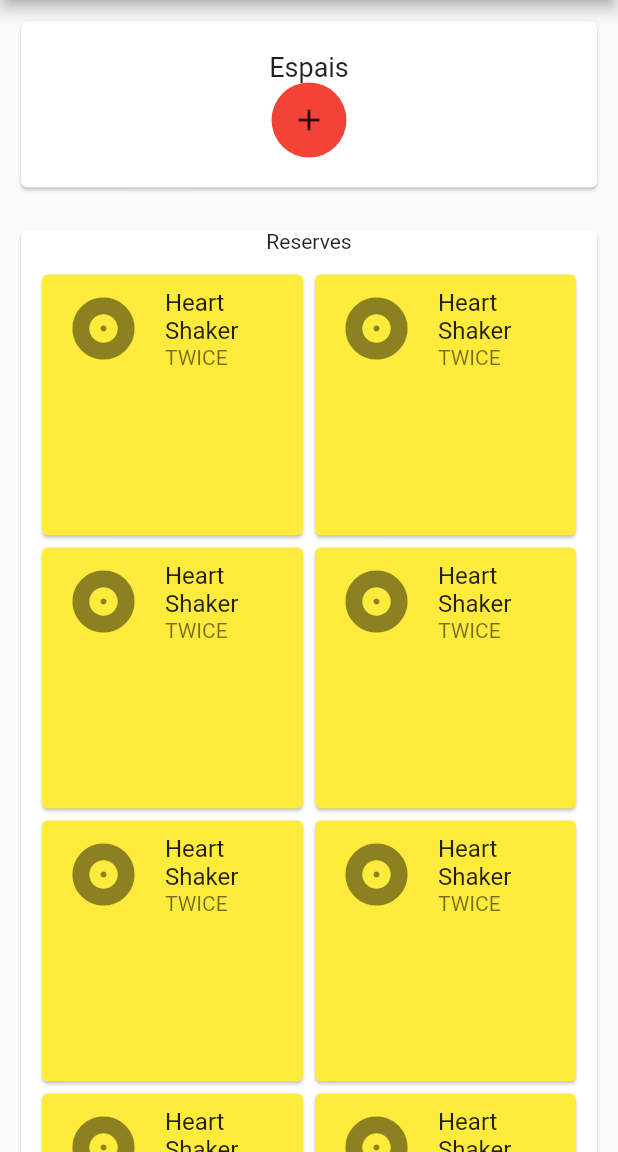
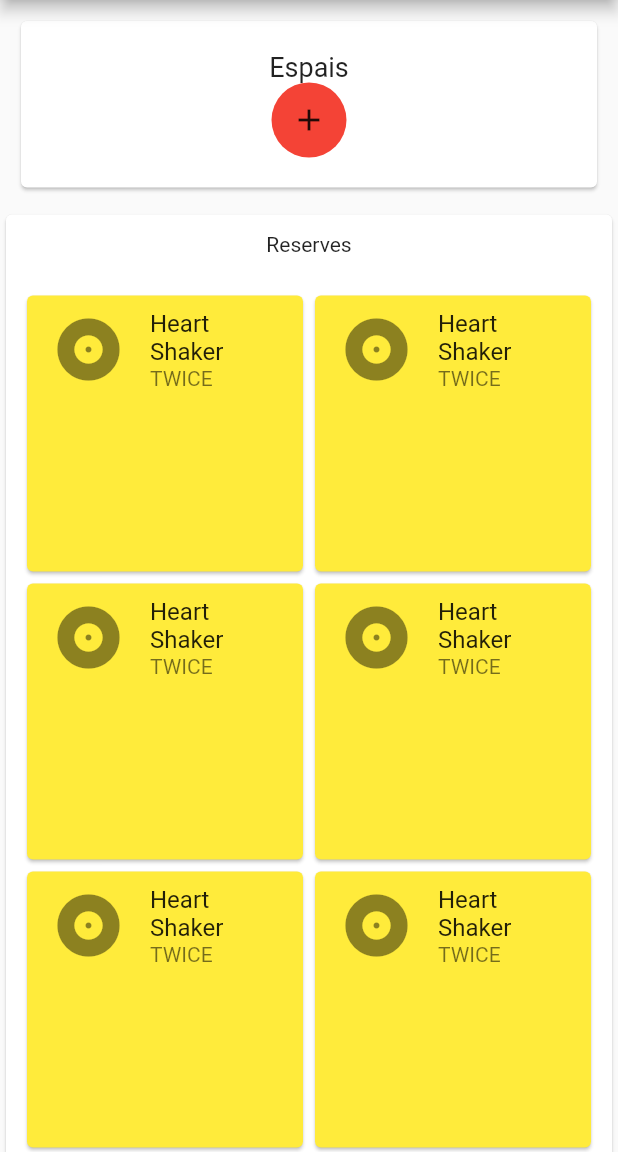
Before and after one commit to TomasMoratoPerezPorro/CommunityApp, a Flutter app: the screen it shows after launch, on a phone screen of 412 x 824 dp, the part 84-1236 px from its top. Run offline on Flutter 3.47's test engine with Material 2 defaults, Android fonts, the phone set to English and light mode, and no system bars; our stand-ins replace cloud_firestore; accounts and stored records are empty.

Commit message:
Padding titol

```diff
--- a/appcomunity/lib/Pages/MainPage.dart
+++ b/appcomunity/lib/Pages/MainPage.dart
@@ -132,13 +132,14 @@ class ReservesWidget extends StatelessWidget {
   Widget build(BuildContext context) {
     return Container(
         width: double.infinity,
-        child: Padding(
-          padding: const EdgeInsets.all(10),
         child: Card(
           child: Column(
             children: <Widget>[
-                Container(
+              Padding(
+                padding: const EdgeInsets.all(12),
+                child: Container(
                   child: Text("Reserves"),
+                ),
               ),
               Padding(
                   padding: const EdgeInsets.all(10),
@@ -159,7 +160,6 @@ class ReservesWidget extends StatelessWidget {
                 child: Icon(Icons.add),
               ),
             ],
-            ),
           ),
         ));
   }
```
Lines whose indentation alone changed are shown as unchanged.
